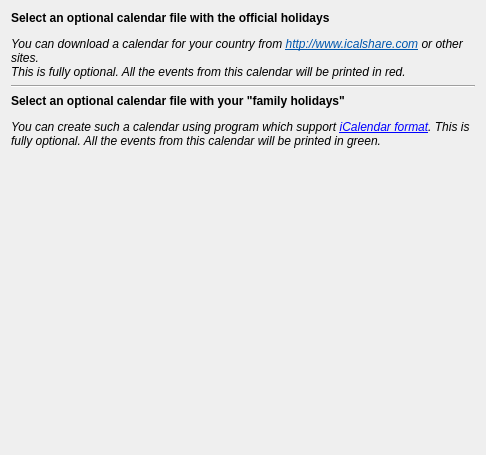
First picture: the form in core/dplugins/generic/tools/calendar/ui/calevents.ui, repository RPhay/MyDigikam, before the edit.
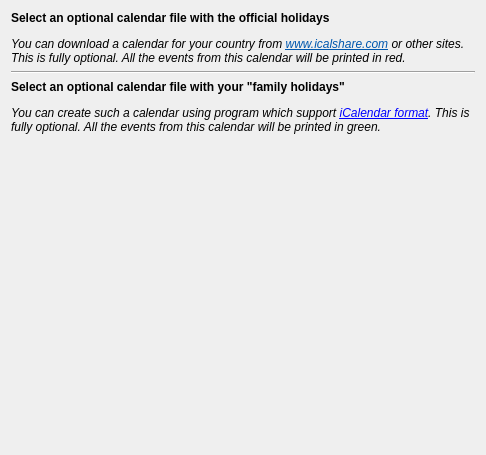
Second picture: the form after the edit. Custom widgets are drawn as their Qt base class.

Patch:
```diff
--- a/core/dplugins/generic/tools/calendar/ui/calevents.ui
+++ b/core/dplugins/generic/tools/calendar/ui/calevents.ui
@@ -42,7 +42,7 @@
 &lt;html>&lt;head>&lt;meta name="qrichtext" content="1" />&lt;style type="text/css">
 p, li { white-space: pre-wrap; }
 &lt;/style>&lt;/head>&lt;body style=" font-family:'DejaVu Sans'; font-size:9pt; font-weight:400; font-style:italic;">
-&lt;p style=" margin-top:0px; margin-bottom:0px; margin-left:0px; margin-right:0px; -qt-block-indent:0; text-indent:0px;">You can download a calendar for your country from &lt;a href="http://www.icalshare.com">&lt;span style=" text-decoration: underline; color:#0057ae;">http://www.icalshare.com&lt;/span>&lt;/a> or other sites.&lt;/p>
+&lt;p style=" margin-top:0px; margin-bottom:0px; margin-left:0px; margin-right:0px; -qt-block-indent:0; text-indent:0px;">You can download a calendar for your country from &lt;a href="www.icalshare.com">&lt;span style=" text-decoration: underline; color:#0057ae;">www.icalshare.com&lt;/span>&lt;/a> or other sites.&lt;/p>
 &lt;p style=" margin-top:0px; margin-bottom:0px; margin-left:0px; margin-right:0px; -qt-block-indent:0; text-indent:0px;">This is fully optional. All the events from this calendar will be printed in red.&lt;/p>&lt;/body>&lt;/html></string>
      </property>
      <property name="alignment" >
```
